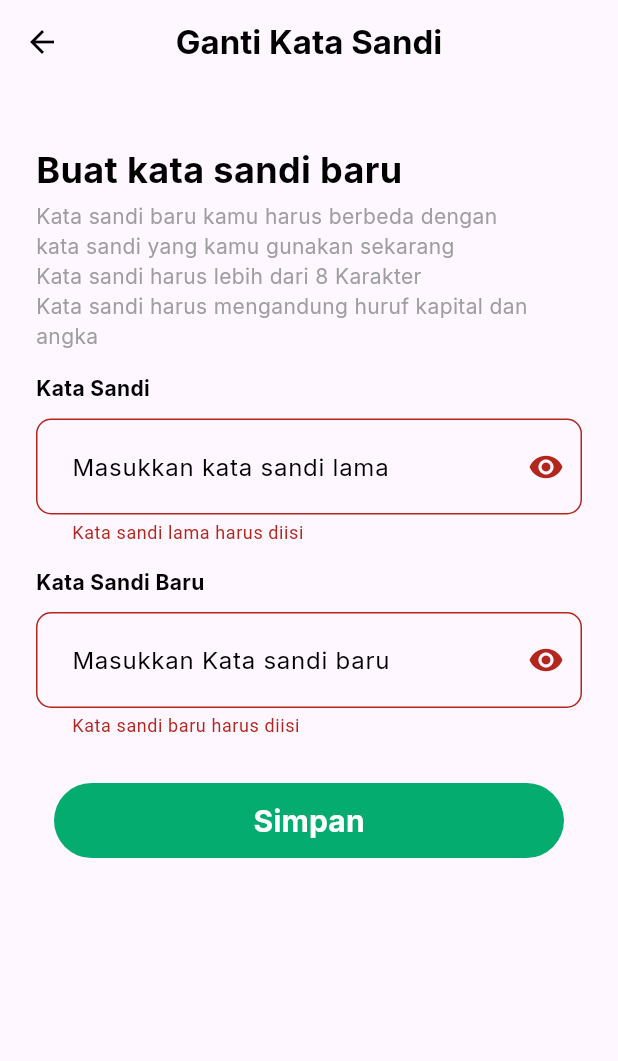
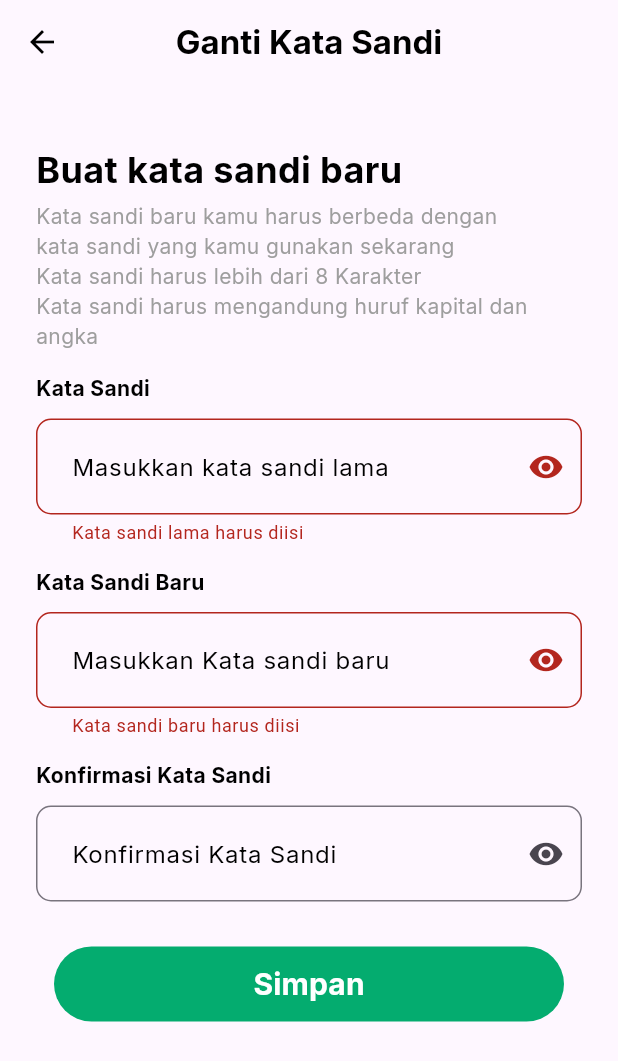
Before and after one commit to codebyfrosty/mojoflutter, a Flutter app: the ChangePassPage screen opened directly, after a tap on "Simpan", on a phone screen of 412 x 824 dp. Shown: the top 1061 px of the screen. Run offline on Flutter 3.47's test engine with Material 3 defaults, Android fonts, the phone set to English and light mode, and no system bars; our stand-ins replace buttons_tabbar, carousel_slider, google_fonts, image_picker, persistent_bottom_nav_bar_v2, shared_preferences; missing offline and left inert: ar_flutter_plugin, drop_down_list, model_viewer_plus; accounts and stored records are empty; Roboto replaces fonts that are missing (Poppins).

Commit message:
fix kategori pesanan saya + konfirmasi password

```diff
--- a/lib/screens/changepass_page.dart
+++ b/lib/screens/changepass_page.dart
@@ -15,8 +15,11 @@ class _ChangePassPageState extends State<ChangePassPage> {
   final _formKey = GlobalKey<FormState>();
   bool _isObscure = true;
   bool _isObscureBaru = true;
+  bool _isObscureBaru2 = true;
   String? _oldPassword;
   String? _newPassword;
+  TextEditingController password = TextEditingController();
+  TextEditingController confirmpassword = TextEditingController();
 
   void _submitForm(BuildContext context) {
     if (_formKey.currentState!.validate()) {
@@ -113,6 +116,7 @@ class _ChangePassPageState extends State<ChangePassPage> {
             height: 10,
           ),
           TextFormField(
+            controller: password,
             validator: (value) {
               if (value == null || value.isEmpty) {
                 return 'Kata sandi baru harus diisi';
@@ -148,6 +152,55 @@ class _ChangePassPageState extends State<ChangePassPage> {
                     onPressed: () {
                       setState(() {
                         _isObscureBaru = !_isObscureBaru;
+                      });
+                    })),
+          ),
+        ],
+      );
+    }
+
+    Widget konfirSandiBaru() {
+      return Column(
+        crossAxisAlignment: CrossAxisAlignment.start,
+        children: [
+          const SizedBox(
+            height: 0,
+          ),
+          Text(
+            'Konfirmasi Kata Sandi',
+            style: boldTextStyle,
+          ),
+          const SizedBox(
+            height: 10,
+          ),
+          TextFormField(
+            controller: confirmpassword,
+            validator: (value) {
+              if (password.text != confirmpassword.text) {
+                return "Password does not match";
+              }
+              return null;
+            },
+            // onSaved: (value) {
+            //   _newPassword = value;
+            // },
+            obscureText: _isObscureBaru2,
+            decoration: InputDecoration(
+                contentPadding: const EdgeInsets.all(20),
+                // labelText: 'Tanggal Lahir',
+                labelStyle: regularTextStyle,
+                hintText: 'Konfirmasi Kata Sandi',
+                hintStyle: regularTextStyle,
+                border: OutlineInputBorder(
+                  borderRadius: BorderRadius.circular(10),
+                ),
+                suffixIcon: IconButton(
+                    icon: Icon(_isObscureBaru2
+                        ? Icons.visibility
+                        : Icons.visibility_off),
+                    onPressed: () {
+                      setState(() {
+                        _isObscureBaru2 = !_isObscureBaru2;
                       });
                     })),
           ),
@@ -208,6 +261,10 @@ class _ChangePassPageState extends State<ChangePassPage> {
               kataSandi(),
               kataSandiBaru(),
               const SizedBox(
+                height: 15,
+              ),
+              konfirSandiBaru(),
+              const SizedBox(
                 height: 30,
               ),
               Center(
--- a/lib/screens/detailcustom_page.dart
+++ b/lib/screens/detailcustom_page.dart
@@ -531,7 +531,7 @@ Future<void> _showSelectionsModal(
                               );
                             }
                           },
-                          child: const Text('Buat Pesanan'),
+                          child: const Text('Tambah ke cart'),
                         ),
                       ),
                       const SizedBox(
```
Also changed, not shown: lib/screens/orderlist_page.dart (+20 -13 lines).
